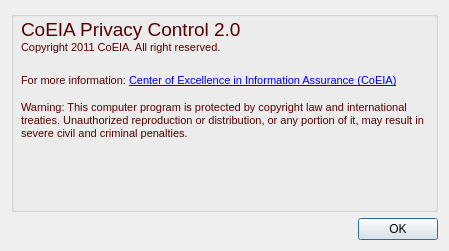
Before: the Qt Designer form CPC/ui/aboutdialog.ui in CoEIA/CPC, drawn with Qt 5.
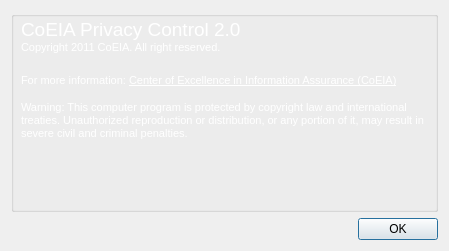
After: the same form once the commit is applied.

Commit message: Transparent icon updated both on Main window and system tray.

The edit to the form file:
```diff
--- a/CPC/ui/aboutdialog.ui
+++ b/CPC/ui/aboutdialog.ui
@@ -48,7 +48,7 @@
 &lt;html&gt;&lt;head&gt;&lt;meta name=&quot;qrichtext&quot; content=&quot;1&quot; /&gt;&lt;style type=&quot;text/css&quot;&gt;
 p, li { white-space: pre-wrap; }
 &lt;/style&gt;&lt;/head&gt;&lt;body style=&quot; font-family:'MS Shell Dlg 2'; font-size:8.25pt; font-weight:400; font-style:normal;&quot;&gt;
-&lt;p style=&quot; margin-top:0px; margin-bottom:0px; margin-left:0px; margin-right:0px; -qt-block-indent:0; text-indent:0px;&quot;&gt;&lt;span style=&quot; font-size:8pt; color:#550000;&quot;&gt;Warning: This computer program is protected by copyright law and international treaties. Unauthorized reproduction or distribution, or any portion of it, may result in severe civil and criminal penalties.&lt;/span&gt;&lt;/p&gt;&lt;/body&gt;&lt;/html&gt;</string>
+&lt;p style=&quot; margin-top:0px; margin-bottom:0px; margin-left:0px; margin-right:0px; -qt-block-indent:0; text-indent:0px;&quot;&gt;&lt;span style=&quot; font-size:8pt; color:#ffffff;&quot;&gt;Warning: This computer program is protected by copyright law and international treaties. Unauthorized reproduction or distribution, or any portion of it, may result in severe civil and criminal penalties.&lt;/span&gt;&lt;/p&gt;&lt;/body&gt;&lt;/html&gt;</string>
          </property>
          <property name="wordWrap">
           <bool>true</bool>
@@ -80,8 +80,8 @@
 &lt;html&gt;&lt;head&gt;&lt;meta name=&quot;qrichtext&quot; content=&quot;1&quot; /&gt;&lt;style type=&quot;text/css&quot;&gt;
 p, li { white-space: pre-wrap; }
 &lt;/style&gt;&lt;/head&gt;&lt;body style=&quot; font-family:'MS Shell Dlg 2'; font-size:8.25pt; font-weight:400; font-style:normal;&quot;&gt;
-&lt;p style=&quot; margin-top:0px; margin-bottom:0px; margin-left:0px; margin-right:0px; -qt-block-indent:0; text-indent:0px;&quot;&gt;&lt;span style=&quot; font-size:14pt; color:#550000;&quot;&gt;CoEIA Privacy Control 2.0&lt;/span&gt;&lt;/p&gt;
-&lt;p style=&quot; margin-top:0px; margin-bottom:0px; margin-left:0px; margin-right:0px; -qt-block-indent:0; text-indent:0px;&quot;&gt;&lt;span style=&quot; font-size:8pt; color:#550000;&quot;&gt;Copyright 2011 CoEIA. All right reserved.&lt;/span&gt;&lt;/p&gt;&lt;/body&gt;&lt;/html&gt;</string>
+&lt;p style=&quot; margin-top:0px; margin-bottom:0px; margin-left:0px; margin-right:0px; -qt-block-indent:0; text-indent:0px;&quot;&gt;&lt;span style=&quot; font-size:14pt; color:#ffffff;&quot;&gt;CoEIA Privacy Control 2.0&lt;/span&gt;&lt;/p&gt;
+&lt;p style=&quot; margin-top:0px; margin-bottom:0px; margin-left:0px; margin-right:0px; -qt-block-indent:0; text-indent:0px;&quot;&gt;&lt;span style=&quot; font-size:8pt; color:#ffffff;&quot;&gt;Copyright 2011 CoEIA. All right reserved.&lt;/span&gt;&lt;/p&gt;&lt;/body&gt;&lt;/html&gt;</string>
       </property>
      </widget>
      <widget class="QLabel" name="label_3">
@@ -104,7 +104,7 @@
 &lt;html&gt;&lt;head&gt;&lt;meta name=&quot;qrichtext&quot; content=&quot;1&quot; /&gt;&lt;style type=&quot;text/css&quot;&gt;
 p, li { white-space: pre-wrap; }
 &lt;/style&gt;&lt;/head&gt;&lt;body style=&quot; font-family:'MS Shell Dlg 2'; font-size:8.25pt; font-weight:400; font-style:normal;&quot;&gt;
-&lt;p style=&quot; margin-top:0px; margin-bottom:0px; margin-left:0px; margin-right:0px; -qt-block-indent:0; text-indent:0px;&quot;&gt;&lt;span style=&quot; font-size:8pt; color:#550000;&quot;&gt;For more information: &lt;/span&gt;&lt;a href=&quot;www.coeia.edu.sa&quot;&gt;&lt;span style=&quot; font-size:8pt; text-decoration: underline; color:#0000ff;&quot;&gt;Center of Excellence in Information Assurance (CoEIA)&lt;/span&gt;&lt;/a&gt;&lt;/p&gt;&lt;/body&gt;&lt;/html&gt;</string>
+&lt;p style=&quot; margin-top:0px; margin-bottom:0px; margin-left:0px; margin-right:0px; -qt-block-indent:0; text-indent:0px;&quot;&gt;&lt;span style=&quot; font-size:8pt; color:#ffffff;&quot;&gt;For more information: &lt;/span&gt;&lt;a href=&quot;www.coeia.edu.sa&quot;&gt;&lt;span style=&quot; font-size:8pt; text-decoration: underline; color:#ffffff;&quot;&gt;Center of Excellence in Information Assurance (CoEIA)&lt;/span&gt;&lt;/a&gt;&lt;/p&gt;&lt;/body&gt;&lt;/html&gt;</string>
       </property>
       <property name="openExternalLinks">
        <bool>true</bool>
```
Left out of the diff: 4 changed lines with no effect on the pictures. The commit also changes 5 other files.
